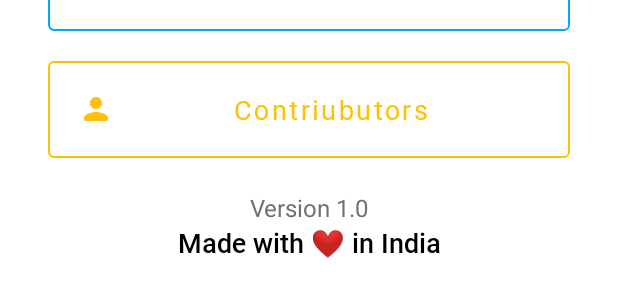
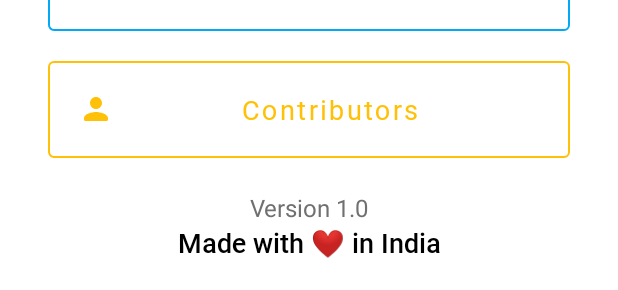
Before and after one commit to FireLord/Weathering, an Android app: the layout fragment_info.xml on its own in the app's theme, with its tools: preview values and no code run, on a phone screen of 412 x 824 dp. Shown: the part 648-938 px from the top of the screen. Run offline under Robolectric (Android 15) with nearby library versions, the phone set to English and light mode, and no system bars.

Commit message:
app: Extract str in info frag
Signed-off-by: FireLord <firelord.xda@gmail.com>

```diff
--- a/app/src/main/res/layout/fragment_info.xml
+++ b/app/src/main/res/layout/fragment_info.xml
@@ -44,7 +44,7 @@
         android:layout_marginTop="32dp"
         android:fontFamily="@font/roboto"
         android:padding="20dp"
-        android:text="Libraries"
+        android:text="@string/library"
         android:textAllCaps="false"
         android:textColor="@color/buPink"
         android:textSize="18sp"
@@ -64,7 +64,7 @@
         android:layout_marginTop="8dp"
         android:fontFamily="@font/roboto"
         android:padding="20dp"
-        android:text="Changelog"
+        android:text="@string/changelog"
         android:textAllCaps="false"
         android:textColor="@color/buBlue"
         android:textSize="18sp"
@@ -84,7 +84,7 @@
         android:layout_marginTop="8dp"
         android:fontFamily="@font/roboto"
         android:padding="20dp"
-        android:text="Contriubutors"
+        android:text="@string/contributors"
         android:textAllCaps="false"
         android:textColor="@color/buYellow"
         android:textSize="18sp"
--- a/app/src/main/res/values/strings.xml
+++ b/app/src/main/res/values/strings.xml
@@ -60,4 +60,7 @@
     <string name="dark">Dark</string>
     <string name="light">Light</string>
     <string name="str_theme_system">System setting</string>
+    <string name="library">Libraries</string>
+    <string name="changelog">Changelog</string>
+    <string name="libInfo">Names of all the libraries used to make this app functional with their license and author name.</string>
 </resources>
```
